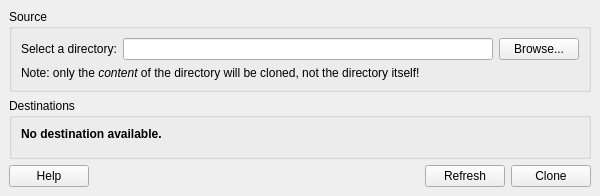
The window that MainWindow.ui (Folco68/4LN) describes before a commit, drawn with Qt 5.
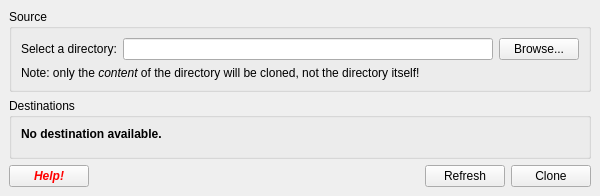
The same window after the commit. Custom widgets are drawn as their Qt base class.

Commit message: - source directory can be set by dropping a directory icon into the source box - renamed the soft from MDC to 4LN - main window is now hidden when thread pocesses window are running - process windows can now be reduced in the Windows task bar

```diff
--- a/MainWindow.ui
+++ b/MainWindow.ui
@@ -91,8 +91,133 @@
      <layout class="QHBoxLayout" name="HLayoutButtons">
       <item>
        <widget class="QPushButton" name="ButtonHelp">
+        <property name="palette">
+         <palette>
+          <active>
+           <colorrole role="WindowText">
+            <brush brushstyle="SolidPattern">
+             <color alpha="255">
+              <red>0</red>
+              <green>0</green>
+              <blue>0</blue>
+             </color>
+            </brush>
+           </colorrole>
+           <colorrole role="Text">
+            <brush brushstyle="SolidPattern">
+             <color alpha="255">
+              <red>0</red>
+              <green>0</green>
+              <blue>0</blue>
+             </color>
+            </brush>
+           </colorrole>
+           <colorrole role="ButtonText">
+            <brush brushstyle="SolidPattern">
+             <color alpha="255">
+              <red>255</red>
+              <green>0</green>
+              <blue>0</blue>
+             </color>
+            </brush>
+           </colorrole>
+           <colorrole role="PlaceholderText">
+            <brush brushstyle="SolidPattern">
+             <color alpha="128">
+              <red>0</red>
+              <green>0</green>
+              <blue>0</blue>
+             </color>
+            </brush>
+           </colorrole>
+          </active>
+          <inactive>
+           <colorrole role="WindowText">
+            <brush brushstyle="SolidPattern">
+             <color alpha="255">
+              <red>0</red>
+              <green>0</green>
+              <blue>0</blue>
+             </color>
+            </brush>
+           </colorrole>
+           <colorrole role="Text">
+            <brush brushstyle="SolidPattern">
+             <color alpha="255">
+              <red>0</red>
+              <green>0</green>
+              <blue>0</blue>
+             </color>
+            </brush>
+           </colorrole>
+           <colorrole role="ButtonText">
+            <brush brushstyle="SolidPattern">
+             <color alpha="255">
+              <red>255</red>
+              <green>0</green>
+              <blue>0</blue>
+             </color>
+            </brush>
+           </colorrole>
+           <colorrole role="PlaceholderText">
+            <brush brushstyle="SolidPattern">
+             <color alpha="128">
+              <red>0</red>
+              <green>0</green>
+              <blue>0</blue>
+             </color>
+            </brush>
+           </colorrole>
+          </inactive>
+          <disabled>
+           <colorrole role="WindowText">
+            <brush brushstyle="SolidPattern">
+             <color alpha="255">
+              <red>255</red>
+              <green>255</green>
+              <blue>0</blue>
+             </color>
+            </brush>
+           </colorrole>
+           <colorrole role="Text">
+            <brush brushstyle="SolidPattern">
+             <color alpha="255">
+              <red>255</red>
+              <green>255</green>
+              <blue>0</blue>
+             </color>
+            </brush>
+           </colorrole>
+           <colorrole role="ButtonText">
+            <brush brushstyle="SolidPattern">
+             <color alpha="255">
+              <red>255</red>
+              <green>255</green>
+              <blue>0</blue>
+             </color>
+            </brush>
+           </colorrole>
+           <colorrole role="PlaceholderText">
+            <brush brushstyle="SolidPattern">
+             <color alpha="128">
+              <red>0</red>
+              <green>0</green>
+              <blue>0</blue>
+             </color>
+            </brush>
+           </colorrole>
+          </disabled>
+         </palette>
+        </property>
+        <property name="font">
+         <font>
+          <weight>75</weight>
+          <italic>true</italic>
+          <bold>true</bold>
+         </font>
+        </property>
         <property name="text">
-         <string>Help</string>
+         <string>Help!</string>
         </property>
        </widget>
       </item>
@@ -128,6 +253,14 @@
    </layout>
   </widget>
  </widget>
+ <customwidgets>
+  <customwidget>
+   <class>SourceBox</class>
+   <extends>QGroupBox</extends>
+   <header>SourceBox.hpp</header>
+   <container>1</container>
+  </customwidget>
+ </customwidgets>
  <resources/>
  <connections/>
 </ui>
```
Left out of the diff: 8 changed lines with no effect on the pictures. The commit also changes 29 other files.
